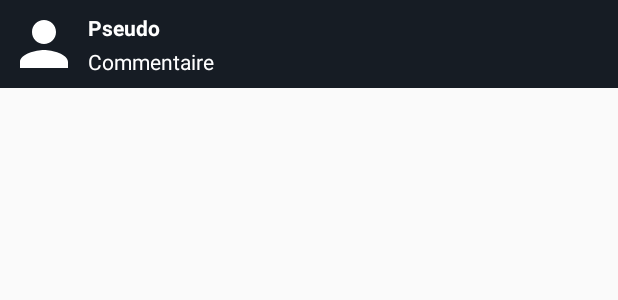
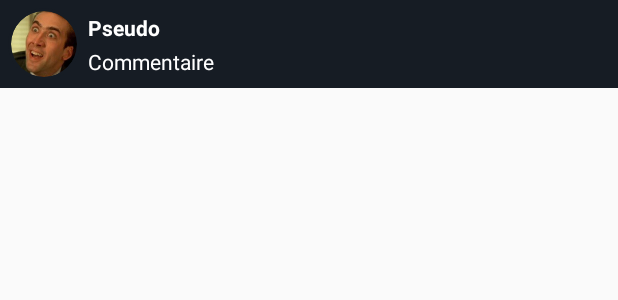
Before and after one commit to Christiantaguejou/CoursAndroid, an Android app: the layout cell_comment.xml on its own in the app's theme, with its tools: preview values and no code run, on a phone screen of 412 x 824 dp. Shown: the top 300 px of the screen. Run offline under Robolectric (Android 15) with nearby library versions, the phone set to English and light mode, and no system bars.

Commit message:
circular image: done !

```diff
--- a/TPs/ShareMovie/app/build.gradle
+++ b/TPs/ShareMovie/app/build.gradle
@@ -27,6 +27,7 @@ dependencies {
     implementation 'com.android.support:appcompat-v7:28.0.0-rc02'
     implementation 'com.android.support.constraint:constraint-layout:1.1.3'
     implementation 'com.android.support:recyclerview-v7:+'
+    implementation 'de.hdodenhof:circleimageview:2.2.0'
     testImplementation 'junit:junit:4.12'
     androidTestImplementation 'com.android.support.test:runner:1.0.2'
     androidTestImplementation 'com.android.support.test.espresso:espresso-core:3.0.2'
--- a/TPs/ShareMovie/app/src/main/res/layout/cell_comment.xml
+++ b/TPs/ShareMovie/app/src/main/res/layout/cell_comment.xml
@@ -6,11 +6,20 @@
     android:background="@color/colorBackground"
     android:padding="5dp">
 
-    <ImageView
+    <!--<ImageView-->
+        <!--android:id="@+id/user_image"-->
+        <!--android:layout_width="wrap_content"-->
+        <!--android:layout_height="wrap_content"-->
+        <!--android:src="@drawable/ic_person_white_48dp"/>-->
+
+    <de.hdodenhof.circleimageview.CircleImageView
         android:id="@+id/user_image"
-        android:layout_width="wrap_content"
-        android:layout_height="wrap_content"
-        android:src="@drawable/ic_person_white_48dp"/>
+        xmlns:app="http://schemas.android.com/apk/res-auto"
+        android:layout_width="48dp"
+        android:layout_height="48dp"
+        android:src="@drawable/comment_image"
+        app:civ_border_width="2dp"
+        app:civ_border_color="@color/colorBackground"/>
 
     <LinearLayout
         android:id="@+id/comment"
```
Also changed, not shown: TPs/ShareMovie/app/src/main/res/drawable/comment_image.jpg (added).
